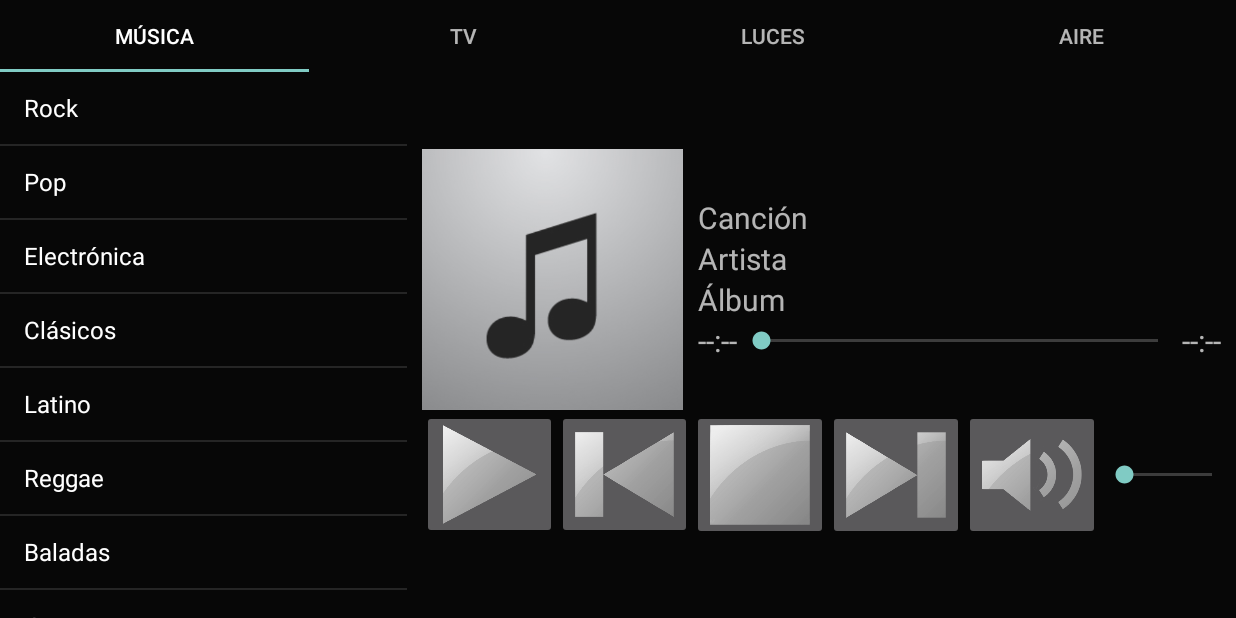
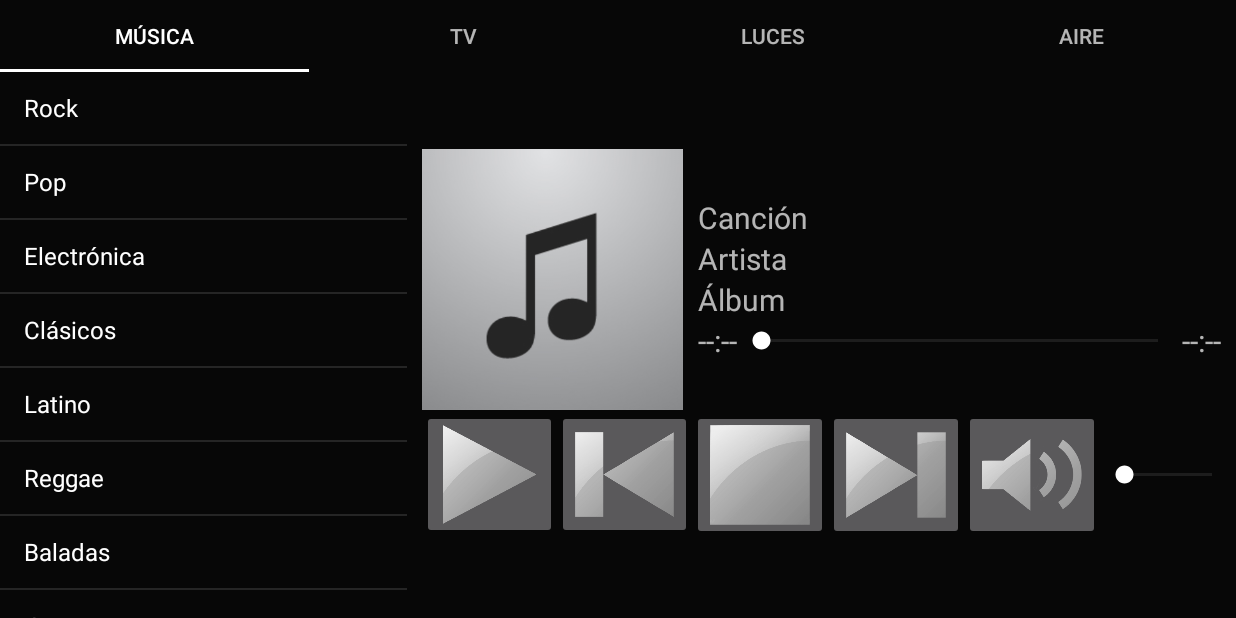
Before and after one commit to stupidusername/M3C, an Android app: the screen it shows after launch (MainActivity), on a phone screen of 824 x 412 dp (held sideways). Run offline under Robolectric (Android 15) with nearby library versions, the phone set to English and light mode, and no system bars.

Commit message:
added custom accent color support on main activity and music fragment

```diff
--- a/app/src/main/java/bei/m3c/activities/MainActivity.java
+++ b/app/src/main/java/bei/m3c/activities/MainActivity.java
@@ -20,6 +20,8 @@ import java.util.List;
 
 public class MainActivity extends AppCompatActivity {
 
+    public static final int COLOR_ACCENT = 0xFFFFFFFF;
+
     private TabLayout tabLayout;
     private ViewPager viewPager;
 
@@ -32,6 +34,7 @@ public class MainActivity extends AppCompatActivity {
         setupViewPager(viewPager);
 
         tabLayout = (TabLayout) findViewById(R.id.tab_layout);
+        tabLayout.setSelectedTabIndicatorColor(COLOR_ACCENT);
         tabLayout.setupWithViewPager(viewPager);
     }
 
--- a/app/src/main/java/bei/m3c/fragments/MusicFragment.java
+++ b/app/src/main/java/bei/m3c/fragments/MusicFragment.java
@@ -1,5 +1,6 @@
 package bei.m3c.fragments;
 
+import android.content.res.ColorStateList;
 import android.os.Bundle;
 import android.support.v4.app.Fragment;
 import android.view.LayoutInflater;
@@ -7,9 +8,10 @@ import android.view.View;
 import android.view.ViewGroup;
 import android.widget.ArrayAdapter;
 import android.widget.ListView;
-import android.widget.SimpleAdapter;
+import android.widget.SeekBar;
 
 import bei.m3c.R;
+import bei.m3c.activities.MainActivity;
 
 /**
  * Music fragment
@@ -17,6 +19,8 @@ import bei.m3c.R;
 public class MusicFragment extends Fragment {
 
     private ListView radiosListView;
+    private SeekBar timeSeekbar;
+    private SeekBar volumeSeekbar;
 
     @Override
     public View onCreateView(LayoutInflater inflater, ViewGroup container,
@@ -30,11 +34,18 @@ public class MusicFragment extends Fragment {
         super.onViewCreated(view, savedInstanceState);
 
         radiosListView = (ListView) view.findViewById(R.id.media_listview);
+        timeSeekbar = (SeekBar) view.findViewById(R.id.media_time_seekbar);
+        volumeSeekbar = (SeekBar) view.findViewById(R.id.media_volume_seekbar);
 
         // Load demo data to the radio list view
         String[] radios = {"Rock", "Pop", "Electrónica", "Clásicos",
                 "Latino", "Reggae", "Baladas", "Jazz", "Hip-Hop", "Tango", "80s", "90s"};
         ArrayAdapter<String> adapter = new ArrayAdapter<>(getContext(), android.R.layout.simple_list_item_1, radios);
         radiosListView.setAdapter(adapter);
+
+        timeSeekbar.setProgressTintList(ColorStateList.valueOf(MainActivity.COLOR_ACCENT));
+        timeSeekbar.setThumbTintList(ColorStateList.valueOf(MainActivity.COLOR_ACCENT));
+        volumeSeekbar.setProgressTintList(ColorStateList.valueOf(MainActivity.COLOR_ACCENT));
+        volumeSeekbar.setThumbTintList(ColorStateList.valueOf(MainActivity.COLOR_ACCENT));
     }
 }
```
